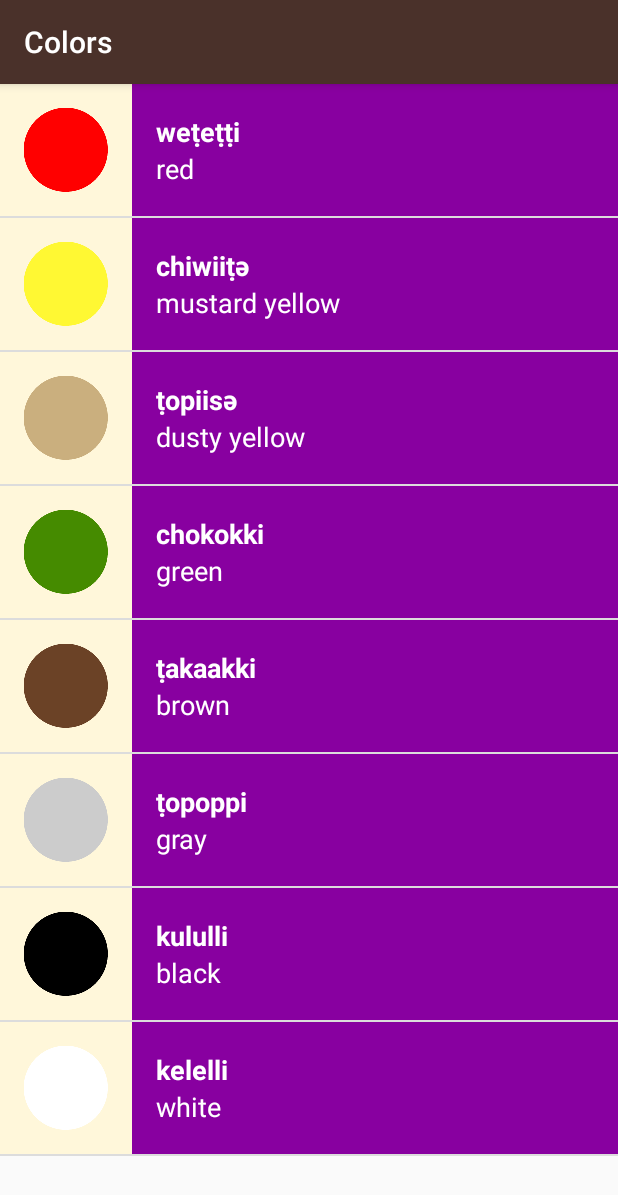
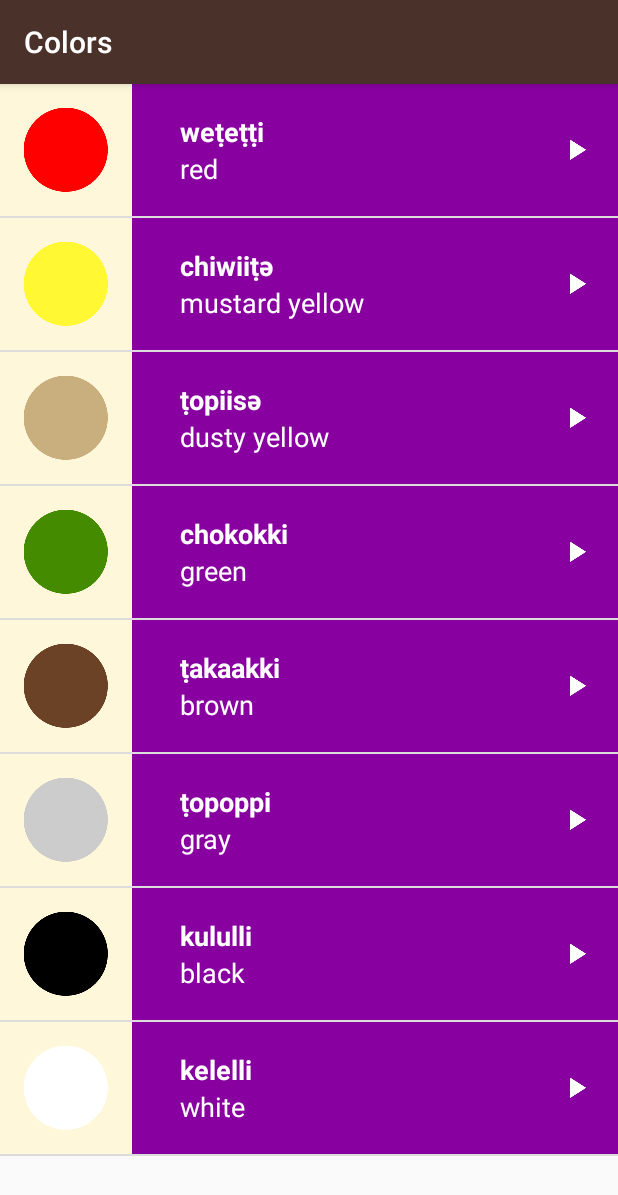
Before and after one commit to NarendraGadidasu/Miwok, an Android app: the ColorsActivity screen opened directly, with no data from a screen before it, on a phone screen of 412 x 824 dp. Shown: the top 1195 px of the screen. Run offline under Robolectric (Android 15) with nearby library versions, the phone set to English and light mode, and no system bars.

Commit message:
list item layout updated to include a play icon

```diff
--- a/app/src/main/res/layout/list_item.xml
+++ b/app/src/main/res/layout/list_item.xml
@@ -1,9 +1,9 @@
 <?xml version="1.0" encoding="utf-8"?>
-<LinearLayout xmlns:android="http://schemas.android.com/apk/res/android"
+<RelativeLayout xmlns:android="http://schemas.android.com/apk/res/android"
     xmlns:tools="http://schemas.android.com/tools"
-    android:orientation="horizontal"
     android:layout_width="match_parent"
     android:layout_height="wrap_content"
+    android:layout_marginRight = "16dp"
     android:minHeight="@dimen/list_item_height">
         <ImageView
             android:id="@+id/list_item_image"
@@ -14,9 +14,14 @@
         <LinearLayout
             android:id="@+id/text_item_container"
             android:orientation="vertical"
-            android:layout_width="0dp"
-            android:layout_weight="1"
+            android:layout_width="match_parent"
+            android:layout_weight="0"
             android:layout_height="@dimen/list_item_height"
+            android:layout_alignParentRight="true"
+            android:layout_alignParentBottom="true"
+            android:layout_alignParentTop="true"
+            android:layout_toRightOf="@id/list_item_image"
+            android:paddingLeft = "16dp"
         >
 
             <TextView
@@ -43,4 +48,14 @@
                 tools:text="one"/>
         </LinearLayout>
 
-</LinearLayout>
+        <ImageView
+            android:id="@+id/play_icon"
+            android:layout_width="24dp"
+            android:layout_height="24dp"
+            android:src = "@drawable/baseline_play_arrow_white_24"
+            android:layout_alignParentRight="true"
+            android:layout_centerVertical="true"
+            android:layout_marginRight = "16dp"
+            />
+
+</RelativeLayout>
```
